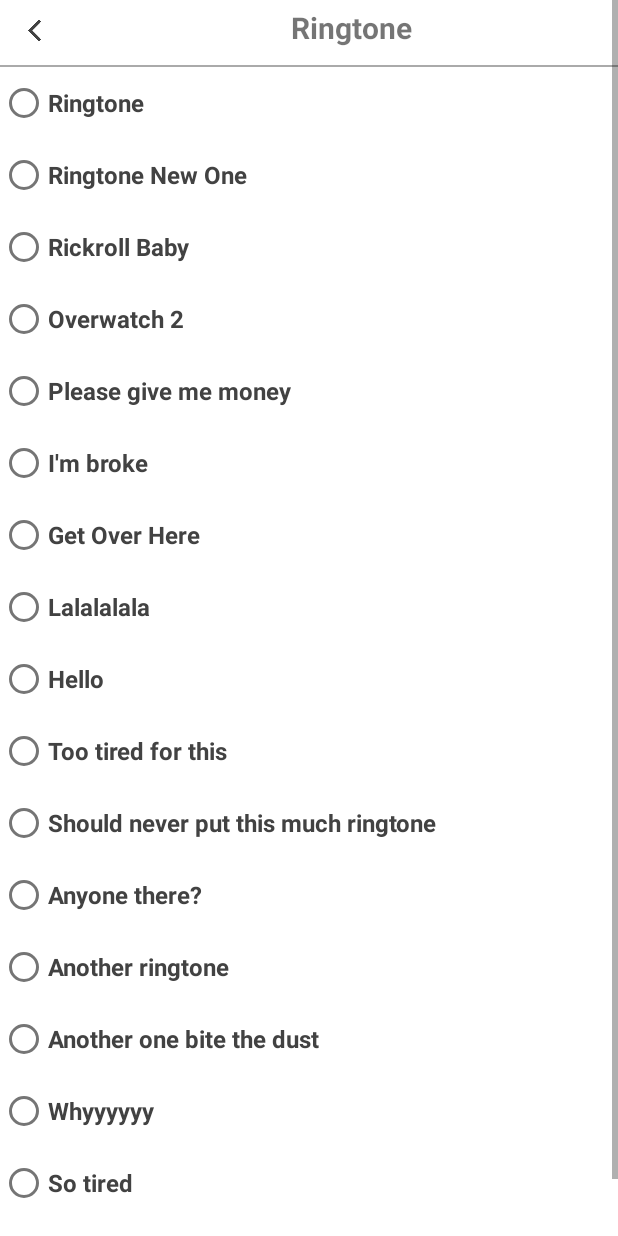
After one commit to dakie2305/Project-Godchat, an Android app: the RingtoneSelectActivity screen opened directly, with no data from a screen before it, on a phone screen of 412 x 824 dp. The commit adds this screen. Run offline under Robolectric (Android 15) with nearby library versions, the phone set to English and light mode, and no system bars.

Commit message:
added notification setting
Thêm một trang cài đặt thông báo

```diff
--- a/app/src/main/AndroidManifest.xml
+++ b/app/src/main/AndroidManifest.xml
@@ -16,6 +16,12 @@
         android:supportsRtl="true"
         android:theme="@style/Theme.Project_Chat_Group"
         tools:targetApi="31">
+        <activity
+            android:name=".RingtoneSelectActivity"
+            android:exported="false" />
+        <activity
+            android:name=".NotificationActivity"
+            android:exported="false" />
         <activity
             android:name=".LanguageChangeActivity"
             android:exported="false" />
--- /dev/null
+++ b/app/src/main/java/vn/edu/stu/project_chat_group/RingtoneSelectActivity.java
@@ -0,0 +1,49 @@
+package vn.edu.stu.project_chat_group;
+
+import androidx.appcompat.app.AppCompatActivity;
+
+import android.content.Intent;
+import android.os.Bundle;
+import android.view.View;
+import android.widget.RadioButton;
+import android.widget.RadioGroup;
+import android.widget.TextView;
+import android.widget.Toast;
+
+import com.google.android.material.button.MaterialButton;
+
+public class RingtoneSelectActivity extends AppCompatActivity {
+    MaterialButton btnBack;
+    RadioGroup radioGroup;
+    RadioButton radioButton;
+    String name="";
+
+    @Override
+    protected void onCreate(Bundle savedInstanceState) {
+        super.onCreate(savedInstanceState);
+        setContentView(R.layout.activity_ringtone_select);
+
+        btnBack = findViewById(R.id.btnBack);
+        btnBack.setOnClickListener(new View.OnClickListener() {
+            @Override
+            public void onClick(View view) {
+                Intent intent = new Intent(RingtoneSelectActivity.this, NotificationActivity.class);
+                startActivity(intent);
+            }
+        });
+
+        radioGroup = findViewById(R.id.radGroupRingtone);
+        radioGroup.setOnCheckedChangeListener(new RadioGroup.OnCheckedChangeListener() {
+            @Override
+            public void onCheckedChanged(RadioGroup radioGroup, int i) {
+                int selectedId = radioGroup.getCheckedRadioButtonId();
+                radioButton = findViewById(selectedId);
+                name = radioButton.getText().toString();
+                Intent intent = new Intent(RingtoneSelectActivity.this, NotificationActivity.class);
+                intent.putExtra("Ringtone",name);
+                startActivity(intent);
+            }
+        });
+
+    }
+}
--- /dev/null
+++ b/app/src/main/res/layout/activity_ringtone_select.xml
@@ -0,0 +1,245 @@
+<?xml version="1.0" encoding="utf-8"?>
+<androidx.constraintlayout.widget.ConstraintLayout xmlns:android="http://schemas.android.com/apk/res/android"
+    xmlns:app="http://schemas.android.com/apk/res-auto"
+    xmlns:tools="http://schemas.android.com/tools"
+    android:layout_width="match_parent"
+    android:layout_height="match_parent"
+    tools:context=".RingtoneSelectActivity">
+
+    <ScrollView
+        android:layout_width="match_parent"
+        android:layout_height="match_parent"
+        android:orientation="vertical">
+    <LinearLayout
+        android:layout_width="match_parent"
+        android:layout_height="match_parent"
+        android:orientation="vertical"
+        app:layout_constraintRight_toRightOf="parent"
+        app:layout_constraintLeft_toLeftOf="parent"
+        app:layout_constraintTop_toTopOf="parent"
+        app:layout_constraintBottom_toBottomOf="parent">
+
+        <LinearLayout
+            android:layout_width="match_parent"
+            android:layout_height="wrap_content"
+            android:orientation="horizontal">
+            <com.google.android.material.button.MaterialButton
+                android:id="@+id/btnBack"
+                android:layout_width="56dp"
+                android:layout_height="41dp"
+                android:background="?android:attr/selectableItemBackground"
+                android:textColor="@color/cardview_dark_background"
+                app:icon="@drawable/left_arrow"
+                app:iconSize="14dp"
+                app:iconTint="@color/cardview_dark_background"
+                app:layout_constraintHorizontal_bias="0.0"
+                app:layout_constraintLeft_toLeftOf="parent"
+                app:layout_constraintRight_toRightOf="parent"
+                app:layout_constraintTop_toTopOf="parent" />
+
+            <TextView
+                android:id="@+id/tvTitle"
+                android:layout_width="match_parent"
+                android:layout_height="wrap_content"
+                android:gravity="center_horizontal"
+                android:text="@string/ringtone"
+                android:textSize="20dp"
+                android:textStyle="bold" />
+        </LinearLayout>
+
+        <View
+            android:layout_width="match_parent"
+            android:layout_height="1dp"
+            android:background="@android:color/darker_gray"
+            android:layout_marginTop="2dp"/>
+        <LinearLayout
+            android:layout_width="match_parent"
+            android:layout_height="wrap_content"
+            android:orientation="vertical"
+            android:id="@+id/linearlayoutRingtone"
+            android:clickable="true">
+            <RadioGroup
+                android:layout_width="match_parent"
+                android:layout_height="wrap_content"
+                android:id="@+id/radGroupRingtone">
+                <RadioButton
+                    android:layout_width="match_parent"
+                    android:layout_height="wrap_content"
+                    android:text="Ringtone"
+                    android:textStyle="bold"
+                    android:textAlignment="textStart"
+                    android:textSize="16dp"
+                    android:textColor="@color/cardview_dark_background"
+                    android:id="@+id/rad1"
+                    android:background="?android:attr/selectableItemBackground"/>
+                <RadioButton
+                    android:layout_width="match_parent"
+                    android:layout_height="wrap_content"
+                    android:text="Ringtone New One"
+                    android:textStyle="bold"
+                    android:textAlignment="textStart"
+                    android:textSize="16dp"
+                    android:textColor="@color/cardview_dark_background"
+                    android:id="@+id/rad2"
+                    android:background="?android:attr/selectableItemBackground"/>
+                <RadioButton
+                    android:layout_width="match_parent"
+                    android:layout_height="wrap_content"
+                    android:text="Rickroll Baby"
+                    android:textStyle="bold"
+                    android:textAlignment="textStart"
+                    android:textSize="16dp"
+                    android:textColor="@color/cardview_dark_background"
+                    android:id="@+id/rad3"
+                    android:background="?android:attr/selectableItemBackground"/>
+                <RadioButton
+                    android:layout_width="match_parent"
+                    android:layout_height="wrap_content"
+                    android:text="Overwatch 2"
+                    android:textStyle="bold"
+                    android:textAlignment="textStart"
+                    android:textSize="16dp"
+                    android:textColor="@color/cardview_dark_background"
+                    android:id="@+id/rad4"
+                    android:background="?android:attr/selectableItemBackground"/>
+                <RadioButton
+                    android:layout_width="match_parent"
+                    android:layout_height="wrap_content"
+                    android:text="Please give me money"
+                    android:textStyle="bold"
+                    android:textAlignment="textStart"
+                    android:textSize="16dp"
+                    android:textColor="@color/cardview_dark_background"
+                    android:id="@+id/rad5"
+                    android:background="?android:attr/selectableItemBackground"/>
+                <RadioButton
+                    android:layout_width="match_parent"
+                    android:layout_height="wrap_content"
+                    android:text="I'm broke"
+                    android:textStyle="bold"
+                    android:textAlignment="textStart"
+                    android:textSize="16dp"
+                    android:textColor="@color/cardview_dark_background"
+                    android:id="@+id/rad6"
+                    android:background="?android:attr/selectableItemBackground"/>
+                <RadioButton
+                    android:layout_width="match_parent"
+                    android:layout_height="wrap_content"
+                    android:text="Get Over Here"
+                    android:textStyle="bold"
+                    android:textAlignment="textStart"
+                    android:textSize="16dp"
+                    android:textColor="@color/cardview_dark_background"
+                    android:id="@+id/rad7"
+                    android:background="?android:attr/selectableItemBackground"/>
+                <RadioButton
+                    android:layout_width="match_parent"
+                    android:layout_height="wrap_content"
+                    android:text="Lalalalala"
+                    android:textStyle="bold"
+                    android:textAlignment="textStart"
+                    android:textSize="16dp"
+                    android:textColor="@color/cardview_dark_background"
+                    android:id="@+id/rad8"
+                    android:background="?android:attr/selectableItemBackground"/>
+                <RadioButton
+                    android:layout_width="match_parent"
+                    android:layout_height="wrap_content"
+                    android:text="Hello"
+                    android:textStyle="bold"
+                    android:textAlignment="textStart"
+                    android:textSize="16dp"
+                    android:textColor="@color/cardview_dark_background"
+                    android:id="@+id/rad9"
+                    android:background="?android:attr/selectableItemBackground"/>
+                <RadioButton
+                    android:layout_width="match_parent"
+                    android:layout_height="wrap_content"
+                    android:text="Too tired for this"
+                    android:textStyle="bold"
+                    android:textAlignment="textStart"
+                    android:textSize="16dp"
+                    android:textColor="@color/cardview_dark_background"
+                    android:id="@+id/rad10"
+                    android:background="?android:attr/selectableItemBackground"/>
+                <RadioButton
+                    android:layout_width="match_parent"
+                    android:layout_height="wrap_content"
+                    android:text="Should never put this much ringtone"
+                    android:textStyle="bold"
+                    android:textAlignment="textStart"
+                    android:textSize="16dp"
+                    android:textColor="@color/cardview_dark_background"
+                    android:id="@+id/rad11"
+                    android:background="?android:attr/selectableItemBackground"/>
+                <RadioButton
+                    android:layout_width="match_parent"
+                    android:layout_height="wrap_content"
+                    android:text="Anyone there?"
+                    android:textStyle="bold"
+                    android:textAlignment="textStart"
+                    android:textSize="16dp"
+                    android:textColor="@color/cardview_dark_background"
+                    android:id="@+id/rad12"
+                    android:background="?android:attr/selectableItemBackground"/>
+                <RadioButton
+                    android:layout_width="match_parent"
+                    android:layout_height="wrap_content"
+                    android:text="Another ringtone"
+                    android:textStyle="bold"
+                    android:textAlignment="textStart"
+                    android:textSize="16dp"
+                    android:textColor="@color/cardview_dark_background"
+                    android:id="@+id/rad13"
+                    android:background="?android:attr/selectableItemBackground"/>
+                <RadioButton
+                    android:layout_width="match_parent"
+                    android:layout_height="wrap_content"
+                    android:text="Another one bite the dust"
+                    android:textStyle="bold"
+                    android:textAlignment="textStart"
+                    android:textSize="16dp"
+                    android:textColor="@color/cardview_dark_background"
+                    android:id="@+id/rad14"
+                    android:background="?android:attr/selectableItemBackground"/>
+                <RadioButton
+                    android:layout_width="match_parent"
+                    android:layout_height="wrap_content"
+                    android:text="Whyyyyyy"
+                    android:textStyle="bold"
+                    android:textAlignment="textStart"
+                    android:textSize="16dp"
+                    android:textColor="@color/cardview_dark_background"
+                    android:id="@+id/rad15"
+                    android:background="?android:attr/selectableItemBackground"/>
+                <RadioButton
+                    android:layout_width="match_parent"
+                    android:layout_height="wrap_content"
+                    android:text="So tired"
+                    android:textStyle="bold"
+                    android:textAlignment="textStart"
+                    android:textSize="16dp"
+                    android:textColor="@color/cardview_dark_background"
+                    android:id="@+id/rad16"
+                    android:background="?android:attr/selectableItemBackground"/>
+                <RadioButton
+                    android:layout_width="match_parent"
+                    android:layout_height="wrap_content"
+                    android:text="OMG"
+                    android:textStyle="bold"
+                    android:textAlignment="textStart"
+                    android:textSize="16dp"
+                    android:textColor="@color/cardview_dark_background"
+                    android:id="@+id/rad17"
+                    android:background="?android:attr/selectableItemBackground"/>
+            </RadioGroup>
+        </LinearLayout>
+        <View
+            android:layout_width="match_parent"
+            android:layout_height="1dp"
+            android:background="@android:color/darker_gray"
+            android:layout_marginTop="2dp"/>
+    </LinearLayout>
+    </ScrollView>
+
+</androidx.constraintlayout.widget.ConstraintLayout>
--- a/app/src/main/res/layout/activity_setting.xml
+++ b/app/src/main/res/layout/activity_setting.xml
@@ -37,7 +37,7 @@
                 android:textAlignment="textStart"
                 android:textSize="11dp"
                 android:textColor="@color/cardview_dark_background"
-                android:id="@+id/btnAccountInformation"
+                android:id="@+id/btnNotification"
                 app:icon="@drawable/ownership"
                 app:iconSize="18dp"
                 app:iconTint="@color/cardview_dark_background"
```
Also changed, not shown: app/src/main/java/vn/edu/stu/project_chat_group/NotificationActivity.java (added, +102 -0 lines), app/src/main/java/vn/edu/stu/project_chat_group/SettingActivity.java (+13 -1 lines), app/src/main/res/layout/activity_notification.xml (added, +202 -0 lines), app/src/main/res/values/strings.xml (+14 -1 lines), 2 other files.
